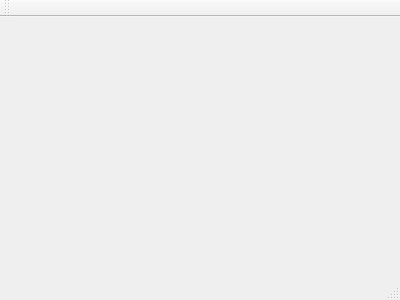
This is AutoTLBB/MainWindow.ui in NhokCrazy199/AutoTLBB as Qt 5 draws it before an edit. The edited form follows.
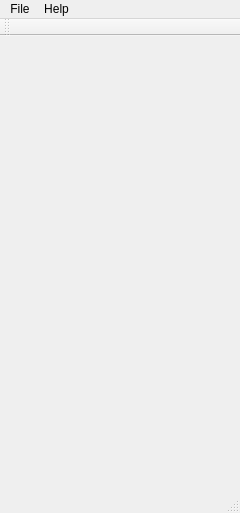
This is the edited form.

```diff
--- a/AutoTLBB/MainWindow.ui
+++ b/AutoTLBB/MainWindow.ui
@@ -1,24 +1,58 @@
 <ui version="4.0">
  <class>MainWindow</class>
- <widget class="QMainWindow" name="MainWindow" >
-  <property name="geometry" >
+ <widget class="QMainWindow" name="MainWindow">
+  <property name="geometry">
    <rect>
     <x>0</x>
     <y>0</y>
-    <width>400</width>
-    <height>300</height>
+    <width>240</width>
+    <height>513</height>
    </rect>
   </property>
   <property name="windowTitle" >
    <string>MainWindow</string>
   </property>
-  <widget class="QMenuBar" name="menuBar" />
-  <widget class="QToolBar" name="mainToolBar" />
-  <widget class="QWidget" name="centralWidget" />
-  <widget class="QStatusBar" name="statusBar" />
+  <widget class="QWidget" name="centralWidget"/>
+  <widget class="QMenuBar" name="menuBar">
+   <property name="geometry">
+    <rect>
+     <x>0</x>
+     <y>0</y>
+     <width>240</width>
+     <height>20</height>
+    </rect>
+   </property>
+   <widget class="QMenu" name="menuFile">
+    <property name="title">
+     <string>File</string>
+    </property>
+   </widget>
+   <widget class="QMenu" name="menuHelp">
+    <property name="title">
+     <string>Help</string>
+    </property>
+    <addaction name="separator"/>
+    <addaction name="actionAbout"/>
+   </widget>
+   <addaction name="menuFile"/>
+   <addaction name="menuHelp"/>
+  </widget>
+  <widget class="QToolBar" name="mainToolBar">
+   <attribute name="toolBarArea">
+    <enum>TopToolBarArea</enum>
+   </attribute>
+   <attribute name="toolBarBreak">
+    <bool>false</bool>
+   </attribute>
+  </widget>
+  <widget class="QStatusBar" name="statusBar"/>
+  <action name="actionAbout">
+   <property name="text">
+    <string>About</string>
+   </property>
+  </action>
  </widget>
- <layoutDefault spacing="6" margin="11" />
- <pixmapfunction></pixmapfunction>
+ <layoutdefault spacing="6" margin="11"/>
  <resources/>
  <connections/>
 </ui>
```
Left out of the diff: 3 changed lines with no effect on the pictures.
